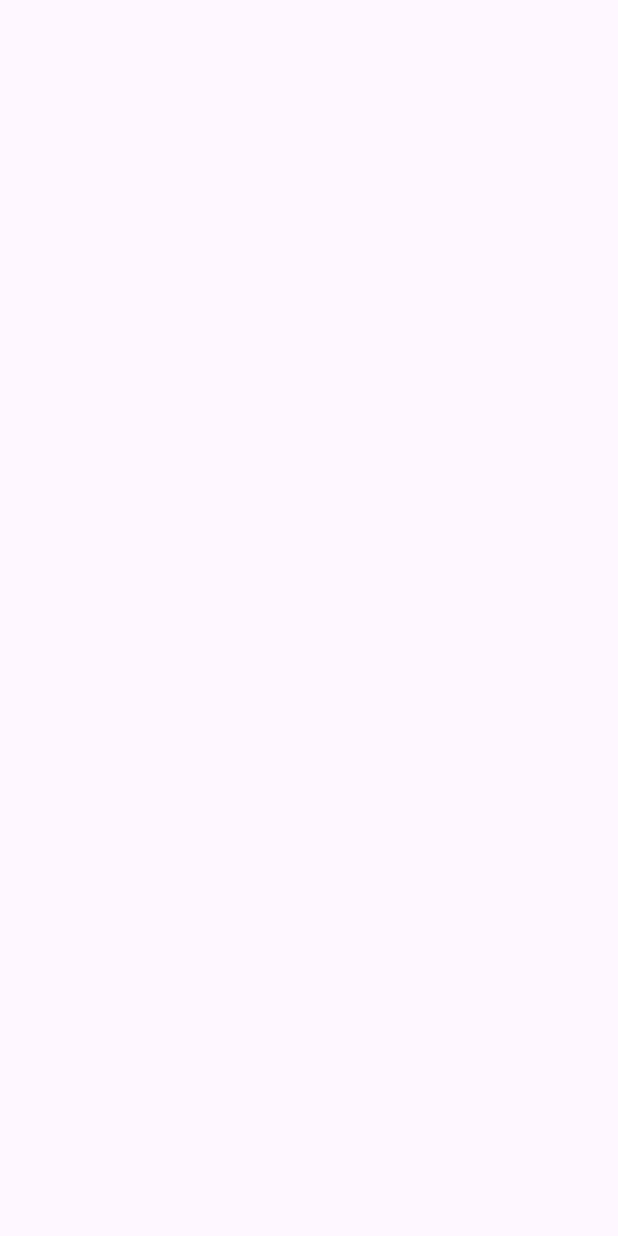
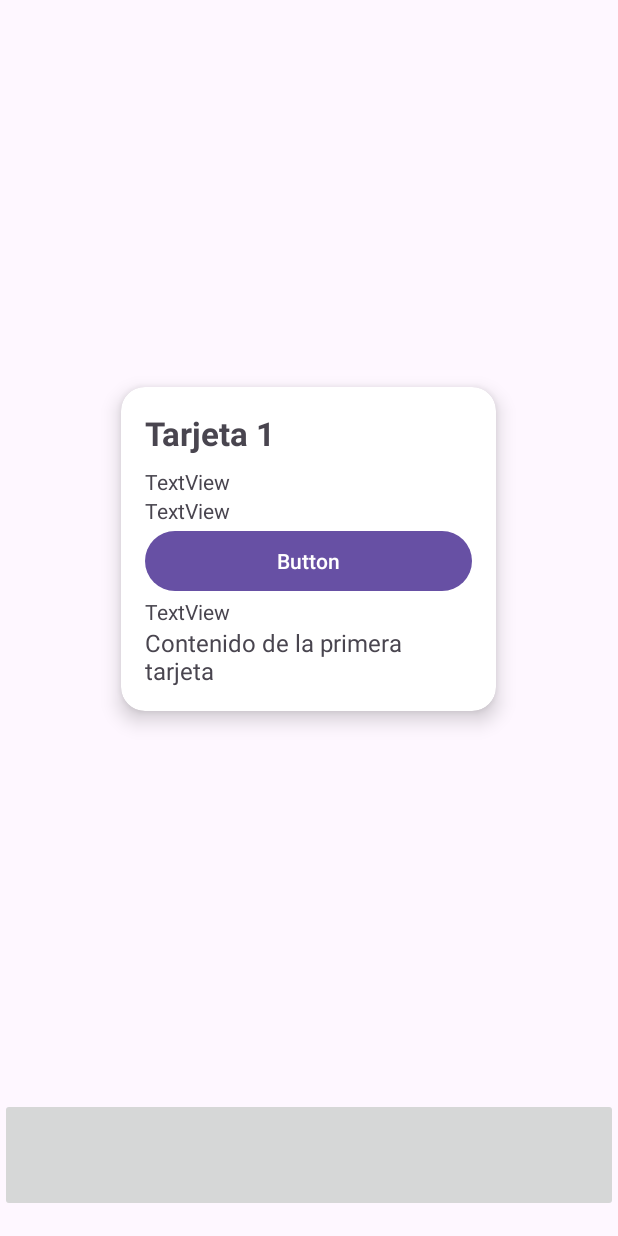
Before and after one commit to ycazalla1/0489_RA2_PT2_3_AppFunnelB2C_Andrea_Yamila, an Android app: the MainActivity7 screen opened directly, with no data from a screen before it, on a phone screen of 412 x 824 dp. Before the commit the screen is empty. Run offline under Robolectric (Android 15) with nearby library versions, the phone set to English and light mode, and no system bars.

Commit message:
Planes de subscripción

```diff
--- a/app/build.gradle.kts
+++ b/app/build.gradle.kts
@@ -40,4 +40,6 @@ dependencies {
     testImplementation(libs.junit)
     androidTestImplementation(libs.ext.junit)
     androidTestImplementation(libs.espresso.core)
+    implementation("androidx.viewpager2:viewpager2:1.1.0") // última versión estable
+    implementation("androidx.cardview:cardview:1.0.0")
 }
--- /dev/null
+++ b/app/src/main/java/com/example/a0489_ra2_pt2_3_appfunnelb2c_andrea_yamila/CardAdapter.java
@@ -0,0 +1,63 @@
+package com.example.a0489_ra2_pt2_3_appfunnelb2c_andrea_yamila;
+
+import android.view.LayoutInflater;
+import android.view.View;
+import android.view.ViewGroup;
+import android.widget.TextView;
+
+import androidx.annotation.NonNull;
+import androidx.recyclerview.widget.RecyclerView;
+
+import java.util.List;
+
+public class CardAdapter extends RecyclerView.Adapter<CardAdapter.CardViewHolder> {
+
+    // Clase para los datos de cada tarjeta
+    public static class CardData {
+        public String titulo;
+        public String descripcion;
+
+        public CardData(String titulo, String descripcion) {
+            this.titulo = titulo;
+            this.descripcion = descripcion;
+        }
+    }
+
+    private List<CardData> cards;
+
+    public CardAdapter(List<CardData> cards) {
+        this.cards = cards;
+    }
+
+    // ViewHolder
+    public static class CardViewHolder extends RecyclerView.ViewHolder {
+        TextView titulo;
+        TextView descripcion;
+
+        public CardViewHolder(@NonNull View itemView) {
+            super(itemView);
+            titulo = itemView.findViewById(R.id.titulo);
+            descripcion = itemView.findViewById(R.id.descripcion);
+        }
+    }
+
+    @NonNull
+    @Override
+    public CardViewHolder onCreateViewHolder(@NonNull ViewGroup parent, int viewType) {
+        View view = LayoutInflater.from(parent.getContext())
+                .inflate(R.layout.cards, parent, false);
+        return new CardViewHolder(view);
+    }
+
+    @Override
+    public void onBindViewHolder(@NonNull CardViewHolder holder, int position) {
+        CardData card = cards.get(position);
+        holder.titulo.setText(card.titulo);
+        holder.descripcion.setText(card.descripcion);
+    }
+
+    @Override
+    public int getItemCount() {
+        return cards.size();
+    }
+}
--- a/app/src/main/java/com/example/a0489_ra2_pt2_3_appfunnelb2c_andrea_yamila/MainActivity7.java
+++ b/app/src/main/java/com/example/a0489_ra2_pt2_3_appfunnelb2c_andrea_yamila/MainActivity7.java
@@ -1,12 +1,17 @@
 package com.example.a0489_ra2_pt2_3_appfunnelb2c_andrea_yamila;
 
 import android.os.Bundle;
+import android.util.Log;
 
 import androidx.activity.EdgeToEdge;
 import androidx.appcompat.app.AppCompatActivity;
 import androidx.core.graphics.Insets;
 import androidx.core.view.ViewCompat;
 import androidx.core.view.WindowInsetsCompat;
+import androidx.viewpager2.widget.ViewPager2;
+
+import java.util.Arrays;
+import java.util.List;
 
 public class MainActivity7 extends AppCompatActivity {
 
@@ -15,10 +20,21 @@ public class MainActivity7 extends AppCompatActivity {
         super.onCreate(savedInstanceState);
         EdgeToEdge.enable(this);
         setContentView(R.layout.activity_main7);
-        ViewCompat.setOnApplyWindowInsetsListener(findViewById(R.id.main), (v, insets) -> {
-            Insets systemBars = insets.getInsets(WindowInsetsCompat.Type.systemBars());
-            v.setPadding(systemBars.left, systemBars.top, systemBars.right, systemBars.bottom);
-            return insets;
-        });
+
+        ViewPager2 viewPager = findViewById(R.id.viewPager);
+
+        List<CardAdapter.CardData> cards = Arrays.asList(
+                new CardAdapter.CardData("Tarjeta 1", "Contenido de la primera tarjeta"),
+                new CardAdapter.CardData("Tarjeta 2", "Contenido de la segunda tarjeta"),
+                new CardAdapter.CardData("Tarjeta 3", "Contenido de la tercera tarjeta")
+        );
+
+        if (cards == null) {
+            Log.e("DEBUG", "cards és null!");
+        } else {
+            Log.d("DEBUG", "cards té " + cards.size() + " elements.");
+        }
+
+        viewPager.setAdapter(new CardAdapter(cards));
     }
 }
--- a/app/src/main/res/layout/activity_main7.xml
+++ b/app/src/main/res/layout/activity_main7.xml
@@ -1,10 +1,26 @@
 <?xml version="1.0" encoding="utf-8"?>
-<androidx.constraintlayout.widget.ConstraintLayout xmlns:android="http://schemas.android.com/apk/res/android"
+<LinearLayout xmlns:android="http://schemas.android.com/apk/res/android"
     xmlns:app="http://schemas.android.com/apk/res-auto"
     xmlns:tools="http://schemas.android.com/tools"
-    android:id="@+id/main"
-    android:layout_width="match_parent"
-    android:layout_height="match_parent"
-    tools:context=".MainActivity7">
+        android:layout_width="match_parent"
+        android:layout_height="match_parent"
+        android:orientation="vertical"
+        tools:layout_editor_absoluteX="1dp"
+        tools:layout_editor_absoluteY="1dp">
 
-</androidx.constraintlayout.widget.ConstraintLayout>
+    <androidx.viewpager2.widget.ViewPager2
+        android:id="@+id/viewPager"
+        android:layout_width="match_parent"
+        android:layout_height="732dp"/>
+
+    <ImageButton
+        android:id="@+id/imageButton5"
+        android:layout_width="match_parent"
+        android:layout_height="76dp"
+        tools:srcCompat="@tools:sample/avatars" />
+
+    <LinearLayout
+        android:layout_width="match_parent"
+        android:layout_height="match_parent"
+        android:orientation="horizontal"></LinearLayout>
+</LinearLayout>
--- /dev/null
+++ b/app/src/main/res/layout/cards.xml
@@ -0,0 +1,68 @@
+<LinearLayout
+    xmlns:android="http://schemas.android.com/apk/res/android"
+    xmlns:app="http://schemas.android.com/apk/res-auto"
+    android:orientation="vertical"
+    android:layout_width="match_parent"
+    android:layout_height="match_parent"
+    android:layout_gravity="center"
+    android:padding="8dp"
+    android:gravity="center">   <!-- Margen entre tarjetas -->
+
+    <androidx.cardview.widget.CardView
+        android:layout_width="250dp"
+        android:layout_height="wrap_content"
+        app:cardCornerRadius="16dp"
+        app:cardElevation="8dp"
+        android:layout_gravity="center">
+
+        <!-- Contenido de la tarjeta -->
+        <LinearLayout
+            android:orientation="vertical"
+            android:padding="16dp"
+            android:layout_width="match_parent"
+            android:layout_height="wrap_content">
+
+            <TextView
+                android:id="@+id/titulo"
+                android:text="Título"
+                android:textSize="22sp"
+                android:textStyle="bold"
+                android:layout_marginBottom="8dp"
+                android:layout_height="wrap_content"
+                android:layout_width="match_parent"/>
+
+            <TextView
+                android:id="@+id/textView3"
+                android:layout_width="match_parent"
+                android:layout_height="wrap_content"
+                android:text="TextView" />
+
+            <TextView
+                android:id="@+id/textView"
+                android:layout_width="match_parent"
+                android:layout_height="wrap_content"
+                android:text="TextView" />
+
+            <Button
+                android:id="@+id/button2"
+                android:layout_width="match_parent"
+                android:layout_height="wrap_content"
+                android:text="Button" />
+
+            <TextView
+                android:id="@+id/textView4"
+                android:layout_width="match_parent"
+                android:layout_height="wrap_content"
+                android:text="TextView" />
+
+            <TextView
+                android:id="@+id/descripcion"
+                android:text="Descripción"
+                android:textSize="16sp"
+                android:layout_height="wrap_content"
+                android:layout_width="match_parent" />
+
+        </LinearLayout>
+    </androidx.cardview.widget.CardView>
+
+</LinearLayout>
```
Also changed, not shown: app/src/main/java/com/example/a0489_ra2_pt2_3_appfunnelb2c_andrea_yamila/MainActivity.java (+9 -4 lines), app/src/main/java/com/example/a0489_ra2_pt2_3_appfunnelb2c_andrea_yamila/MainActivity5.java (+3 -6 lines), app/src/main/res/drawable/rounded_toggle_button.xml (added, +17 -0 lines), app/src/main/res/layout/activity_main.xml (+11 -0 lines), app/src/main/res/layout/activity_main5.xml (+49 -6 lines), app/src/main/res/drawable/cercar.png (added), app/src/main/res/drawable/home.png (added), app/src/main/res/drawable/icon_nube.png (added), app/src/main/res/drawable/llista.png (added), app/src/main/res/drawable/perfil.png (added), 1 other file.
